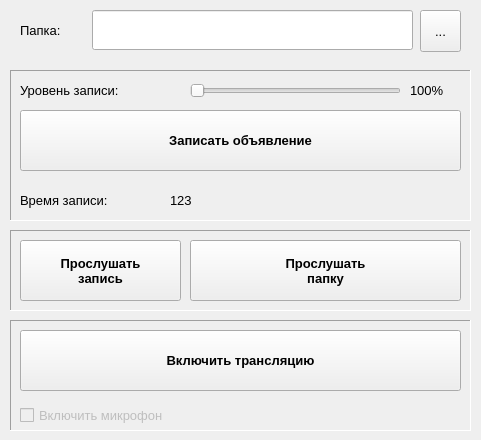
kivni/SchRadio, file mainwindowschoolradio.ui: the form before one commit.
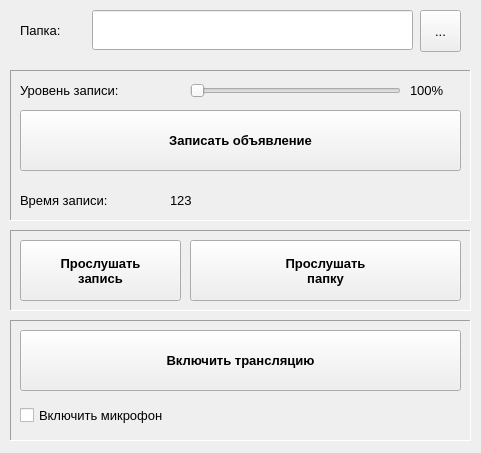
The form after the commit.

Diff of the .ui file:
```diff
--- a/mainwindowschoolradio.ui
+++ b/mainwindowschoolradio.ui
@@ -7,13 +7,13 @@
     <x>0</x>
     <y>0</y>
     <width>481</width>
-    <height>440</height>
+    <height>453</height>
    </rect>
   </property>
   <property name="minimumSize">
    <size>
-    <width>480</width>
-    <height>440</height>
+    <width>0</width>
+    <height>0</height>
    </size>
   </property>
   <property name="windowTitle">
@@ -26,7 +26,7 @@
       <x>10</x>
       <y>320</y>
       <width>461</width>
-      <height>111</height>
+      <height>121</height>
      </rect>
     </property>
     <property name="font">
@@ -42,13 +42,13 @@
     </property>
     <widget class="QCheckBox" name="checkBoxMicrophone">
      <property name="enabled">
-      <bool>false</bool>
+      <bool>true</bool>
      </property>
      <property name="geometry">
       <rect>
        <x>10</x>
        <y>80</y>
-       <width>251</width>
+       <width>231</width>
        <height>30</height>
       </rect>
      </property>
```
Left out of the diff: 28 changed lines with no effect on the pictures.
